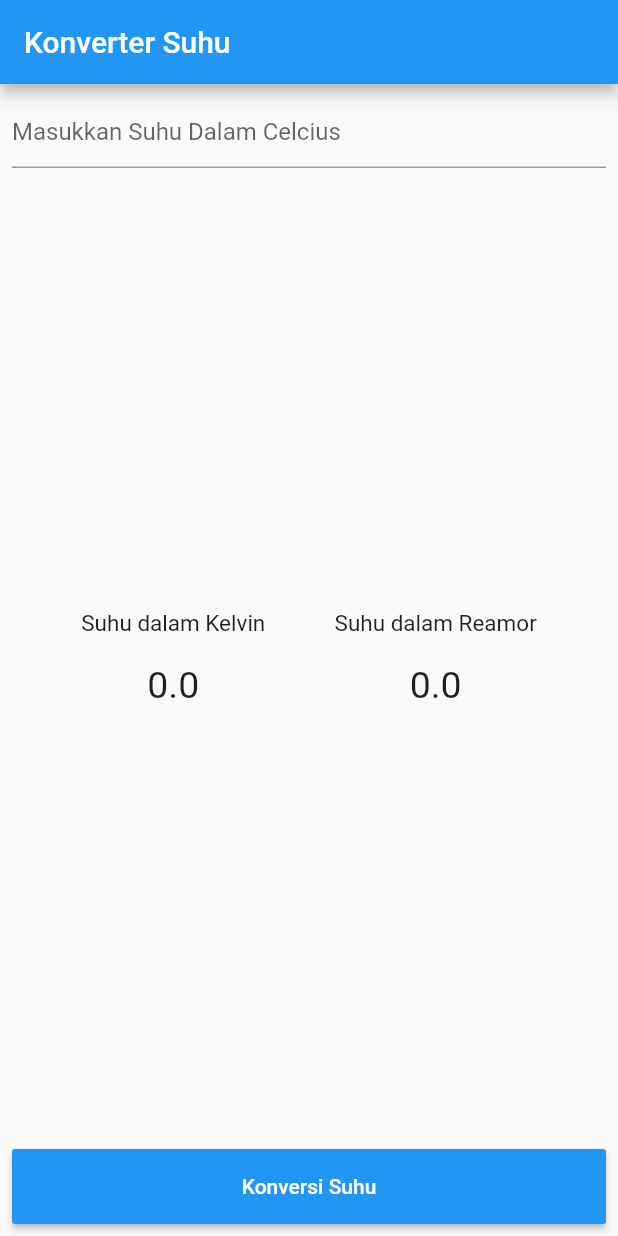
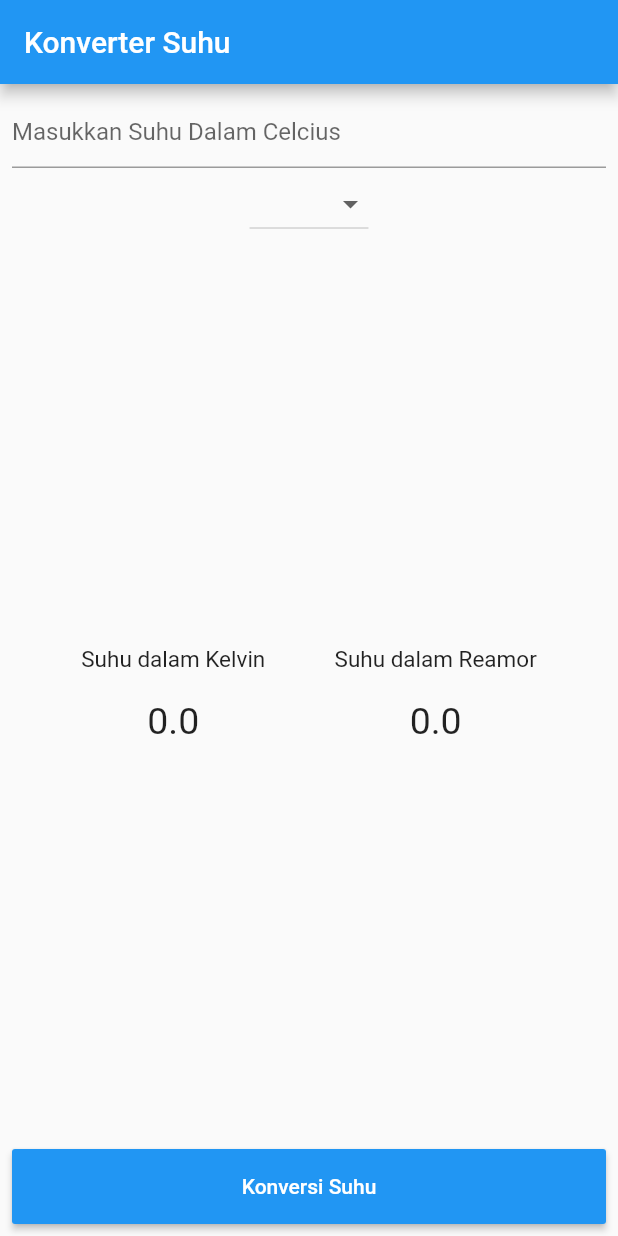
Before and after one commit to Evina08/flutter_state, a Flutter app: the screen it shows after launch, on a phone screen of 412 x 824 dp. Run offline on Flutter 3.47's test engine with Material 2 defaults, Android fonts, the phone set to English and light mode, and no system bars.

Commit message:
Pertemuan ke 4

```diff
--- a/lib/main.dart
+++ b/lib/main.dart
@@ -20,6 +20,7 @@ class _MyAppState extends State<MyApp> {
   double _inputSuhu = 0;
   double _kelvin = 0;
   double _reamor = 0;
+  var listItem = ["Kelvin", "Reamur"];
   void _hitungSuhu() {
     setState(() {
       // _inputSuhu = double.parse(suhu.text);
@@ -46,6 +47,16 @@ class _MyAppState extends State<MyApp> {
           child: Column(
             children: [
               Input(suhu: suhu),
+              DropdownButton<String>(
+                items: listItem.map((String value) {
+                  return DropdownMenuItem<String>(
+                    value: value,
+                    child: Text(value),
+                  );
+                }).toList(),
+                value: null,
+                onChanged: (String changeValue) {},
+              ),
               Result(kelvin: _kelvin, reamor: _reamor),
               Convert(konvertHandler: _hitungSuhu),
             ],
--- a/lib/result.dart
+++ b/lib/result.dart
@@ -33,7 +33,8 @@ class Result extends StatelessWidget {
                   style: TextStyle(height: 1.5, fontSize: 15)),
               Text("$_reamor", style: TextStyle(height: 2, fontSize: 25)),
             ],
-          )
+          ),
+
         ],
       ),
     );
```
